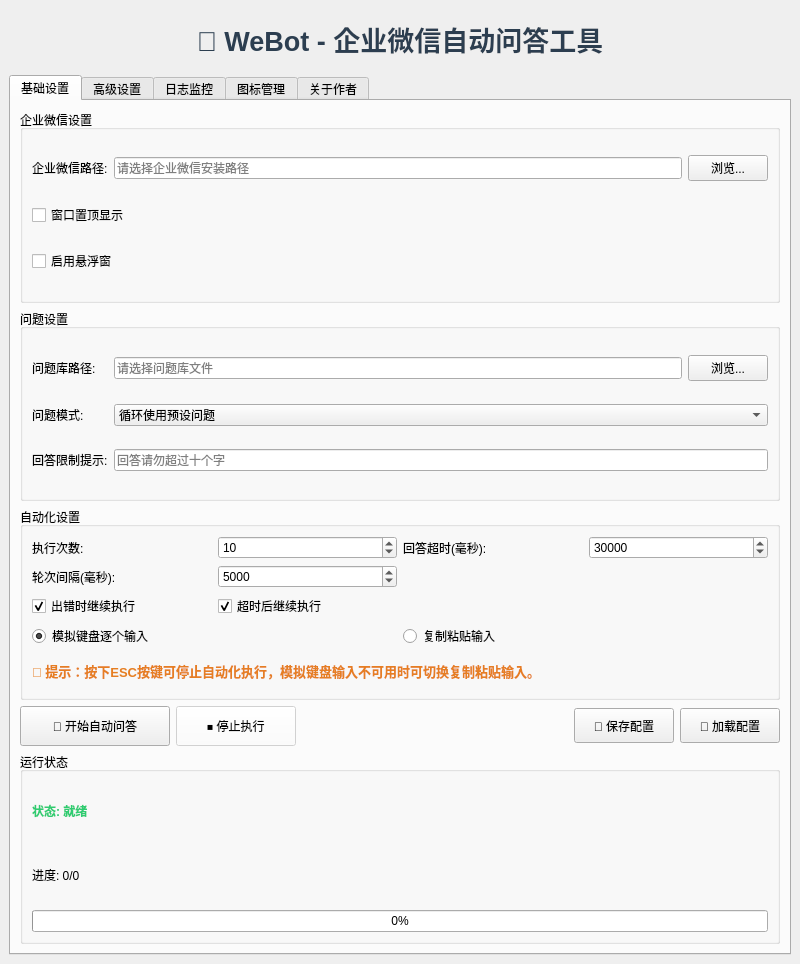
Before: the Qt Designer form mainwindow.ui in linyvhuo/WeBot, drawn with Qt 5.
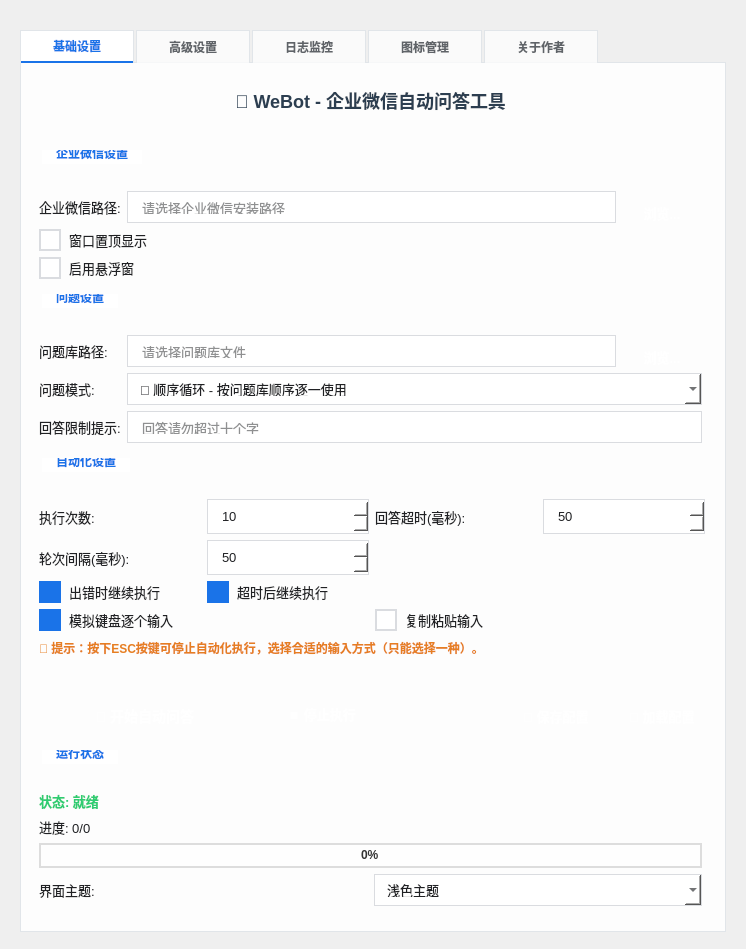
After: the same form once the commit is applied. The open tabs and pages were chosen to show the change. Icons and pictures are not drawn.

What changed in the file:
```diff
--- a/mainwindow.ui
+++ b/mainwindow.ui
@@ -1,13 +1,13 @@
 <?xml version="1.0" encoding="UTF-8"?>
 <ui version="4.0">
  <class>MainWindow</class>
- <widget class="QMainWindow" name="MainWindow">
+ <widget class="QWidget" name="MainWindow">
   <property name="geometry">
    <rect>
     <x>0</x>
     <y>0</y>
-    <width>800</width>
-    <height>964</height>
+    <width>746</width>
+    <height>949</height>
    </rect>
   </property>
   <property name="windowTitle">
@@ -17,23 +17,252 @@
    <iconset>
     <normaloff>:/icons/icons/app_icon.svg</normaloff>:/icons/icons/app_icon.svg</iconset>
   </property>
+  <property name="styleSheet">
+   <string notr="true">/* macOS风格主窗口样式 - 直角设计 */
+QMainWindow {
+    background: qlineargradient(x1:0, y1:0, x2:1, y2:1,
+        stop:0 rgba(248, 250, 252, 1),
+        stop:0.5 rgba(241, 245, 249, 1),
+        stop:1 rgba(235, 240, 245, 1));
+    border-radius: 0px;
+    border: 1px solid rgba(66, 133, 244, 0.1);
+}
+
+/* 分组框样式 - macOS风格直角 */
+QGroupBox {
+    font-weight: 600;
+    border: 1px solid qlineargradient(x1:0, y1:0, x2:1, y2:0,
+        stop:0 rgba(66, 133, 244, 0.3),
+        stop:1 rgba(52, 168, 83, 0.3));
+    border-radius: 0px;
+    margin-top: 16px;
+    padding-top: 16px;
+    background: qlineargradient(x1:0, y1:0, x2:0, y2:1,
+        stop:0 rgba(255,255, 255, 0.9),
+        stop:1 rgba(248, 250, 252, 0.8));
+}
+
+QGroupBox::title {
+    subcontrol-origin: margin;
+    left: 12px;
+    padding: 0 12px;
+    color: #1a73e8;
+    font-size: 14px;
+    font-weight: 600;
+    background: rgba(255, 255, 255, 0.9);
+    border-radius: 0px;
+    margin-top: -8px;
+}
+
+/* 按钮样式 - macOS风格直角 */
+QPushButton {
+    background: qlineargradient(x1:0, y1:0, x2:0, y2:1,
+        stop:0 rgba(66, 133, 244, 1),
+        stop:1 rgba(52, 121, 193, 1));
+    color: white;
+    border: none;
+    border-radius: 0px;
+    padding: 8px 16px;
+    font-size: 13px;
+    font-weight: 500;
+    min-height: 28px;
+}
+
+QPushButton:hover {
+    background: qlineargradient(x1:0, y1:0, x2:0, y2:1,
+        stop:0 rgba(52, 121, 193, 1),
+        stop:1 rgba(41, 98, 155, 1));
+}
+
+QPushButton:pressed {
+    background: qlineargradient(x1:0, y1:0, x2:0, y2:1,
+        stop:0 rgba(41, 98, 155, 1),
+        stop:1 rgba(30, 75, 117, 1));
+}
+
+QPushButton:disabled {
+    background: rgba(189, 189, 189, 0.5);
+    color: rgba(117, 117, 117, 0.8);
+}
+
+/* 特殊按钮样式 */
+QPushButton#startButton {
+    background: qlineargradient(x1:0, y1:0, x2:0, y2:1,
+        stop:0 rgba(52, 168, 83, 1),
+        stop:1 rgba(25, 135, 84, 1));
+    font-size: 14px;
+    font-weight: 600;
+    padding: 12px 24px;
+    min-width: 180px;
+    min-height: 40px;
+}
+
+QPushButton#startButton:hover {
+    background: qlineargradient(x1:0, y1:0, x2:0, y2:1,
+        stop:0 rgba(25, 135, 84, 1),
+        stop:1 rgba(15, 85, 52, 1));
+}
+
+QPushButton#stopButton {
+    background: qlineargradient(x1:0, y1:0, x2:0, y2:1,
+        stop:0 rgba(234, 67, 53, 1),
+        stop:1 rgba(197, 57, 41, 1));
+}
+
+QPushButton#stopButton:hover {
+    background: qlineargradient(x1:0, y1:0, x2:0, y2:1,
+        stop:0 rgba(197, 57, 41, 1),
+        stop:1 rgba(160, 47, 35, 1));
+}
+
+/* 标签页样式 - macOS风格直角 */
+QTabWidget::pane {
+    border: 1px solid #e1e5e9;
+    border-radius: 0px;
+    background-color: rgba(255,255,255, 0.9);
+    top: -1px;
+}
+
+QTabBar::tab {
+    background-color: rgba(255,255,255, 0.7);
+    border: 1px solid #e1e5e9;
+    border-bottom: none;
+    border-top-left-radius: 0px;
+    border-top-right-radius: 0px;
+    padding: 8px 16px;
+    margin-right: 2px;
+    color: #5f6368;
+    font-weight: 500;
+    min-width: 80px;
+}
+
+QTabBar::tab:selected {
+    background-color: #ffffff;
+    color: #1a73e8;
+    border-bottom: 2px solid #1a73e8;
+}
+
+QTabBar::tab:hover:!selected {
+    background-color: rgba(26, 115, 232, 0.1);
+    color: #1a73e8;
+}
+
+/* 输入框样式 - macOS风格直角 */
+QLineEdit, QTextEdit, QSpinBox, QDoubleSpinBox, QComboBox {
+    border: 1px solid #dadce0;
+    border-radius: 0px;
+    padding: 8px 12px;
+    background-color: white;
+    font-size: 13px;
+    color: #202124;
+}
+
+QLineEdit:focus, QTextEdit:focus, QSpinBox:focus, QDoubleSpinBox:focus, QComboBox:focus {
+    border-color: #1a73e8;
+    background-color: #f8fafc;
+}
+
+/* 标签样式 */
+QLabel {
+    color: #202124;
+    font-size: 13px;
+}
+
+/* 复选框样式 - macOS风格直角 */
+QCheckBox {
+    spacing: 8px;
+    font-size: 13px;
+    color: #202124;
+}
+
+QCheckBox::indicator {
+    width: 18px;
+    height: 18px;
+    border: 2px solid #dadce0;
+    border-radius: 0px;
+    background-color: white;
+}
+
+QCheckBox::indicator:checked {
+    background-color: #1a73e8;
+    border-color: #1a73e8;
+}
+
+QCheckBox::indicator:hover {
+    border-color: #1a73e8;
+}
+
+/* 滚动条样式 */
+QScrollBar:vertical {
+    background-color: rgba(255,255,255, 0.5);
+    width: 12px;
+    border-radius: 0px;
+}
+
+QScrollBar::handle:vertical {
+    background-color: rgba(0, 0, 0, 0.3);
+    border-radius: 0px;
+    min-height: 30px;
+}
+
+QScrollBar::handle:vertical:hover {
+    background-color: rgba(0, 0, 0, 0.5);
+}
+
+QScrollBar::add-line:vertical, QScrollBar::sub-line:vertical {
+    height: 0px;
+}
+
+/* 进度条样式 - macOS风格直角 */
+QProgressBar {
+    border: 2px solid #ddd;
+    border-radius: 0px;
+    background-color: rgba(255,255,255, 0.5);
+    text-align: center;
+    font-weight: 500;
+    color: #333;
+    height: 20px;
+}
+
+QProgressBar::chunk {
+    background: qlineargradient(x1:0, y1:0, x2:1, y2:0,
+        stop:0 rgba(52, 152, 219, 200),
+        stop:1 rgba(41, 128, 185, 200));
+    border-radius: 0px;
+}
+
+/* 日志文本框样式 */
+QTextEdit#logTextEdit {
+    background-color: rgba(32, 33, 36, 0.05);
+    border: 1px solid #e1e5e9;
+    border-radius: 0px;
+    font-family: 'Consolas', 'Monaco', monospace;
+    font-size: 12px;
+    line-height: 1.4;
+    color: #202124;
+}</string>
+  </property>
   <widget class="QWidget" name="centralwidget">
+   <property name="geometry">
+    <rect>
+     <x>20</x>
+     <y>30</y>
+     <width>706</width>
+     <height>902</height>
+    </rect>
+   </property>
    <layout class="QVBoxLayout" name="mainLayout">
-    <item>
-     <widget class="QLabel" name="titleLabel">
-      <property name="styleSheet">
-       <string notr="true">font-size: 20pt; font-weight: bold; color: #2c3e50; margin: 10px;</string>
-      </property>
-      <property name="text">
-       <string>🤖 WeBot - 企业微信自动问答工具</string>
-      </property>
-      <property name="alignment">
-       <set>Qt::AlignmentFlag::AlignCenter</set>
-      </property>
-     </widget>
-    </item>
     <item>
      <widget class="QTabWidget" name="tabWidget">
+      <property name="enabled">
+       <bool>true</bool>
+      </property>
+      <property name="minimumSize">
+       <size>
+        <width>100</width>
+        <height>200</height>
+       </size>
+      </property>
       <property name="currentIndex">
        <number>4</number>
       </property>
@@ -41,62 +270,96 @@
        <attribute name="title">
         <string>基础设置</string>
        </attribute>
-       <layout class="QVBoxLayout" name="basicLayout">
-        <item>
+       <widget class="QLabel" name="titleLabel">
+        <property name="enabled">
+         <bool>true</bool>
+        </property>
+        <property name="geometry">
+         <rect>
+          <x>9</x>
+          <y>9</y>
+          <width>681</width>
+          <height>56</height>
+         </rect>
+        </property>
+        <property name="styleSheet">
+         <string notr="true">font-size: 18px; font-weight: 600; color: #2c3e50; margin: 10px;</string>
+        </property>
+        <property name="text">
+         <string>🤖 WeBot - 企业微信自动问答工具</string>
+        </property>
+        <property name="alignment">
+         <set>Qt::AlignmentFlag::AlignCenter</set>
+        </property>
+       </widget>
          <widget class="QGroupBox" name="wechatGroup">
           <property name="enabled">
            <bool>true</bool>
           </property>
+        <property name="geometry">
+         <rect>
+          <x>9</x>
+          <y>87</y>
+          <width>681</width>
+          <height>138</height>
+         </rect>
+        </property>
           <property name="title">
            <string>企业微信设置</string>
           </property>
           <layout class="QGridLayout" name="wechatLayout">
-           <item row="0" column="0">
-            <widget class="QLabel" name="wechatPathLabel">
+         <item row="3" column="0" colspan="3">
+          <widget class="QCheckBox" name="floatingWindowCheck">
              <property name="text">
-              <string>企业微信路径:</string>
+            <string>启用悬浮窗</string>
              </property>
             </widget>
            </item>
-           <item row="0" column="1">
+         <item row="1" column="2">
+          <widget class="QPushButton" name="browseWechatButton">
+           <property name="minimumSize">
+            <size>
+             <width>80</width>
+             <height>44</height>
+            </size>
+           </property>
+           <property name="text">
+            <string>浏览...</string>
+           </property>
+          </widget>
+         </item>
+         <item row="1" column="1">
             <widget class="QLineEdit" name="wechatPathEdit">
              <property name="placeholderText">
               <string>请选择企业微信安装路径</string>
              </property>
             </widget>
            </item>
-           <item row="0" column="2">
-            <widget class="QPushButton" name="browseWechatButton">
-             <property name="maximumSize">
-              <size>
-               <width>80</width>
-               <height>16777215</height>
-              </size>
-             </property>
-             <property name="text">
-              <string>浏览...</string>
-             </property>
-            </widget>
-           </item>
-           <item row="1" column="0" colspan="3">
+         <item row="2" column="0" colspan="3">
             <widget class="QCheckBox" name="topMostCheck">
              <property name="text">
               <string>窗口置顶显示</string>
              </property>
             </widget>
            </item>
-           <item row="2" column="0" colspan="3">
-            <widget class="QCheckBox" name="floatingWindowCheck">
+         <item row="1" column="0">
+          <widget class="QLabel" name="wechatPathLabel">
              <property name="text">
-              <string>启用悬浮窗</string>
+            <string>企业微信路径:</string>
              </property>
             </widget>
            </item>
           </layout>
          </widget>
-        </item>
-        <item>
          <widget class="QGroupBox" name="questionGroup">
+        <property name="geometry">
+         <rect>
+          <x>9</x>
+          <y>231</y>
+          <width>681</width>
+          <height>158</height>
+         </rect>
+        </property>
           <property name="title">
            <string>问题设置</string>
           </property>
@@ -117,16 +380,12 @@
            </item>
            <item row="0" column="2">
             <widget class="QPushButton" name="browseQuestionsButton">
-             <property name="maximumSize">
+           <property name="minimumSize">
               <size>
                <width>80</width>
-               <height>16777215</height>
-              </size>
-             </property>
-             <property name="styleSheet">
-              <string notr="true">font-size: 10pt; background-color: #607D8B; color: white; border-radius: 4px; padding: 4px 8px; border: none;
-QPushButton:pressed { background-color: #455A64; transform: translateY(1px); }</string>
-             </property>
+             <height>44</height>
+            </size>
+           </property>
              <property name="text">
               <string>浏览...</string>
              </property>
@@ -141,14 +400,12 @@
            </item>
            <item row="1" column="1" colspan="2">
             <widget class="QComboBox" name="questionModeCombo">
-             <item>
-              <property name="text">
-               <string>循环使用预设问题</string>
-              </property>
-             </item>
+           <property name="toolTip">
+            <string>选择问题回答的方式</string>
+           </property>
              <item>
               <property name="text">
-               <string>随机使用预设问题</string>
+             <string>🔄 顺序循环 - 按问题库顺序逐一使用</string>
               </property>
              </item>
              <item>
@@ -174,9 +431,15 @@
            </item>
           </layout>
          </widget>
-        </item>
-        <item>
          <widget class="QGroupBox" name="automationGroup">
+        <property name="geometry">
+         <rect>
+          <x>9</x>
+          <y>395</y>
+          <width>684</width>
+          <height>209</height>
+         </rect>
+        </property>
           <property name="title">
            <string>自动化设置</string>
           </property>
@@ -217,7 +480,7 @@
               <number>300000</number>
              </property>
              <property name="value">
-              <number>30000</number>
+            <number>50</number>
              </property>
             </widget>
            </item>
@@ -237,7 +500,7 @@
               <number>60000</number>
              </property>
              <property name="value">
-              <number>5000</number>
+            <number>50</number>
              </property>
             </widget>
            </item>
@@ -262,7 +525,7 @@
             </widget>
            </item>
            <item row="3" column="0" colspan="2">
-            <widget class="QRadioButton" name="keyboardInputRadio">
+          <widget class="QCheckBox" name="keyboardInputCheck">
              <property name="text">
               <string>模拟键盘逐个输入</string>
              </property>
@@ -272,7 +535,7 @@
             </widget>
            </item>
            <item row="3" column="2" colspan="2">
-            <widget class="QRadioButton" name="pasteInputRadio">
+          <widget class="QCheckBox" name="pasteInputCheck">
              <property name="text">
               <string>复制粘贴输入</string>
              </property>
@@ -281,10 +544,10 @@
            <item row="4" column="0" colspan="4">
             <widget class="QLabel" name="inputMethodHintLabel">
              <property name="styleSheet">
-              <string notr="true">font-size: 10pt; color: #e67e22; font-weight: bold;</string>
+            <string notr="true">font-size: 12px; color: #e67e22; font-weight: 500;</string>
              </property>
              <property name="text">
-              <string>💡 提示：按下ESC按键可停止自动化执行，模拟键盘输入不可用时可切换复制粘贴输入。</string>
+            <string>💡 提示：按下ESC按键可停止自动化执行，选择合适的输入方式（只能选择一种）。</string>
              </property>
              <property name="wordWrap">
               <bool>true</bool>
@@ -293,104 +556,27 @@
            </item>
           </layout>
          </widget>
-        </item>
-        <item>
-         <layout class="QHBoxLayout" name="buttonLayout">
-          <item>
-           <widget class="QPushButton" name="startButton">
-            <property name="minimumSize">
-             <size>
-              <width>150</width>
-              <height>40</height>
-             </size>
-            </property>
-            <property name="text">
-             <string>🚀 开始自动问答</string>
-            </property>
-           </widget>
-          </item>
-          <item>
-           <widget class="QPushButton" name="stopButton">
-            <property name="enabled">
-             <bool>false</bool>
-            </property>
-            <property name="minimumSize">
-             <size>
-              <width>120</width>
-              <height>40</height>
-             </size>
-            </property>
-            <property name="styleSheet">
-             <string notr="true">color: rgb(0, 0, 0);
- background-color: rgb(255, 255, 255);</string>
-            </property>
-            <property name="text">
-             <string>⏹️ 停止执行</string>
-            </property>
-           </widget>
-          </item>
-          <item>
-           <spacer name="horizontalSpacer">
-            <property name="orientation">
-             <enum>Qt::Orientation::Horizontal</enum>
-            </property>
-            <property name="sizeHint" stdset="0">
-             <size>
-              <width>40</width>
-              <height>20</height>
-             </size>
-            </property>
-           </spacer>
-          </item>
-          <item>
-           <widget class="QPushButton" name="saveConfigButton">
-            <property name="minimumSize">
-             <size>
-              <width>100</width>
-              <height>35</height>
-             </size>
-            </property>
-            <property name="toolTip">
-             <string>保存当前配置到文件</string>
-            </property>
-            <property name="text">
-             <string>💾 保存配置</string>
-            </property>
-           </widget>
-          </item>
-          <item>
-           <widget class="QPushButton" name="loadConfigButton">
-            <property name="minimumSize">
-             <size>
-              <width>100</width>
-              <height>35</height>
-             </size>
-            </property>
-            <property name="toolTip">
-             <string>从文件加载配置</string>
-            </property>
-            <property name="text">
-             <string>📂 加载配置</string>
-            </property>
-           </widget>
-           </item>
-          </layout>
-         </item>
-         
-         <item>
           <widget class="QGroupBox" name="statusGroup">
+        <property name="geometry">
+         <rect>
+          <x>9</x>
+          <y>687</y>
+          <width>681</width>
+          <height>165</height>
+         </rect>
+        </property>
            <property name="title">
             <string>运行状态</string>
            </property>
            <layout class="QVBoxLayout" name="statusLayout">
             <item>
              <widget class="QLabel" name="statusLabel">
+           <property name="styleSheet">
+            <string notr="true">font-weight: 600; color: #2ecc71;</string>
+           </property>
               <property name="text">
                <string>状态: 就绪</string>
               </property>
-              <property name="styleSheet">
-               <string notr="true">font-weight: bold; color: #2ecc71;</string>
-              </property>
              </widget>
             </item>
             <item>
@@ -402,15 +588,142 @@
             </item>
             <item>
              <widget class="QProgressBar" name="progressBar">
+           <property name="minimumSize">
+            <size>
+             <width>0</width>
+             <height>25</height>
+            </size>
+           </property>
               <property name="value">
                <number>0</number>
               </property>
              </widget>
             </item>
-           </layout>
-          </widget>
+         <item>
+          <layout class="QHBoxLayout" name="themeSelectLayout">
+           <item>
+            <widget class="QLabel" name="themeSelectLabel">
+             <property name="text">
+              <string>界面主题:</string>
+             </property>
+            </widget>
+           </item>
+           <item>
+            <widget class="QComboBox" name="themeCombo">
+             <property name="minimumSize">
+              <size>
+               <width>120</width>
+               <height>0</height>
+              </size>
+             </property>
+             <item>
+              <property name="text">
+               <string>浅色主题</string>
+              </property>
+             </item>
+             <item>
+              <property name="text">
+               <string>深色主题</string>
+              </property>
+             </item>
+             <item>
+              <property name="text">
+               <string>樱花主题</string>
+              </property>
+             </item>
+             <item>
+              <property name="text">
+               <string>科技主题</string>
+              </property>
+             </item>
+             <item>
+              <property name="text">
+               <string>暖色主题</string>
+              </property>
+             </item>
+            </widget>
+           </item>
+          </layout>
+         </item>
+        </layout>
+       </widget>
+       <widget class="QWidget" name="layoutWidget">
+        <property name="geometry">
+         <rect>
+          <x>10</x>
+          <y>620</y>
+          <width>681</width>
+          <height>66</height>
+         </rect>
+        </property>
+        <layout class="QHBoxLayout" name="horizontalLayout">
+         <item>
+          <widget class="QPushButton" name="startButton">
+           <property name="minimumSize">
+            <size>
+             <width>228</width>
+             <height>44</height>
+            </size>
+           </property>
+           <property name="text">
+            <string>🚀 开始自动问答</string>
+           </property>
+          </widget>
          </item>
+         <item>
+          <widget class="QPushButton" name="stopButton">
+           <property name="text">
+            <string>  ⏹️ 停止执行     </string>
+           </property>
+          </widget>
+         </item>
+         <item>
+          <spacer name="horizontalSpacer_2">
+           <property name="orientation">
+            <enum>Qt::Orientation::Horizontal</enum>
+           </property>
+           <property name="sizeHint" stdset="0">
+            <size>
+             <width>40</width>
+             <height>20</height>
+            </size>
+           </property>
+          </spacer>
+         </item>
+         <item>
+          <widget class="QPushButton" name="saveConfigButton">
+           <property name="minimumSize">
+            <size>
+             <width>100</width>
+             <height>44</height>
+            </size>
+           </property>
+           <property name="toolTip">
+            <string>保存当前配置到文件</string>
+           </property>
+           <property name="text">
+            <string>💾 保存配置</string>
+           </property>
+          </widget>
+         </item>
+         <item>
+          <widget class="QPushButton" name="loadConfigButton">
+           <property name="minimumSize">
+            <size>
+             <width>100</width>
+             <height>44</height>
+            </size>
+           </property>
+           <property name="toolTip">
+            <string>从文件加载配置</string>
+           </property>
+           <property name="text">
+            <string>📂 加载配置</string>
+           </property>
+          </widget>
+         </item>
         </layout>
+       </widget>
        </widget>
        <widget class="QWidget" name="advancedTab">
        <attribute name="title">
```
Left out of the diff: 310 changed lines with no effect on the pictures. Lines whose indentation alone changed are shown as unchanged.
